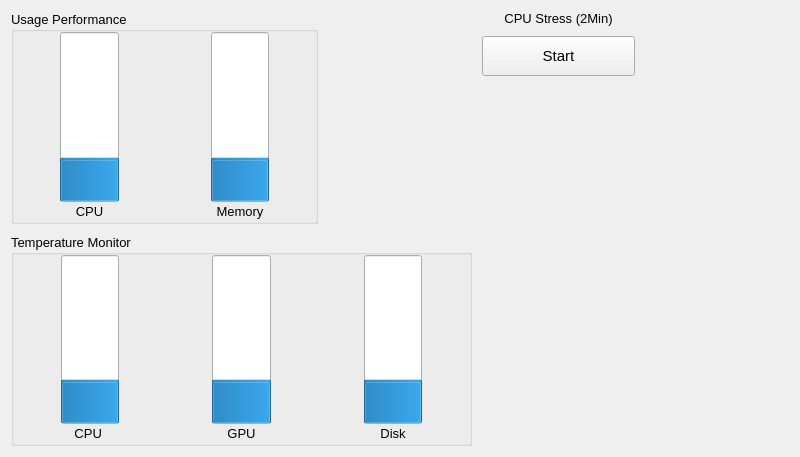
Old version of the form BLHardwareScaner/BLHardwareScaner/Ui/TempManagement.ui in the repository BurnellLiu/LiuProject.
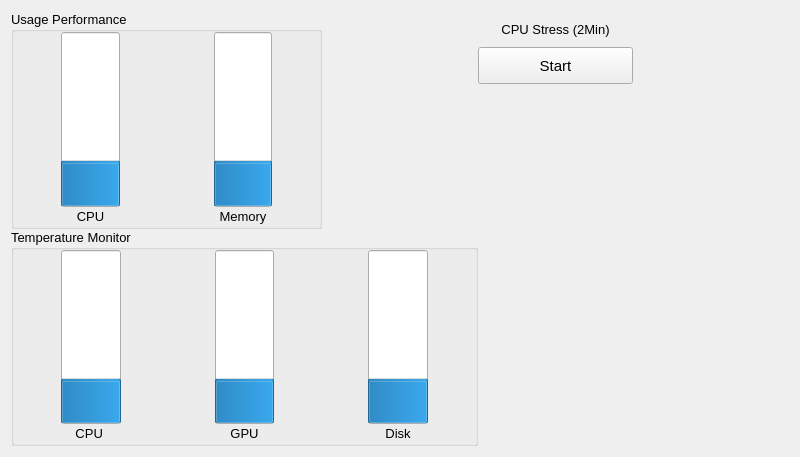
New version of the form.

What changed in the file:
```diff
--- a/BLHardwareScaner/BLHardwareScaner/Ui/TempManagement.ui
+++ b/BLHardwareScaner/BLHardwareScaner/Ui/TempManagement.ui
@@ -20,7 +20,7 @@
    <item>
     <layout class="QHBoxLayout" name="horizontalLayout_9" stretch="3,1,1">
      <property name="spacing">
-      <number>10</number>
+      <number>0</number>
      </property>
      <item>
       <layout class="QVBoxLayout" name="verticalLayout_7">
@@ -535,9 +535,15 @@
       </layout>
      </item>
      <item>
-      <layout class="QVBoxLayout" name="verticalLayout_8">
+      <layout class="QVBoxLayout" name="verticalLayout_8" stretch="1,3">
+       <property name="spacing">
+        <number>0</number>
+       </property>
        <item>
-        <layout class="QVBoxLayout" name="verticalLayout_6">
+        <layout class="QVBoxLayout" name="verticalLayout_6" stretch="1,1,1">
+         <property name="spacing">
+          <number>0</number>
+         </property>
          <item>
           <widget class="QLabel" name="label">
            <property name="font">
@@ -557,17 +563,11 @@
          <item>
           <widget class="QPushButton" name="pushButtonCpuAction">
            <property name="sizePolicy">
-            <sizepolicy hsizetype="Expanding" vsizetype="Fixed">
+            <sizepolicy hsizetype="Expanding" vsizetype="Expanding">
              <horstretch>0</horstretch>
              <verstretch>0</verstretch>
             </sizepolicy>
            </property>
-           <property name="minimumSize">
-            <size>
-             <width>0</width>
-             <height>40</height>
-            </size>
-           </property>
            <property name="font">
             <font>
              <family>Microsoft YaHei UI</family>
```
